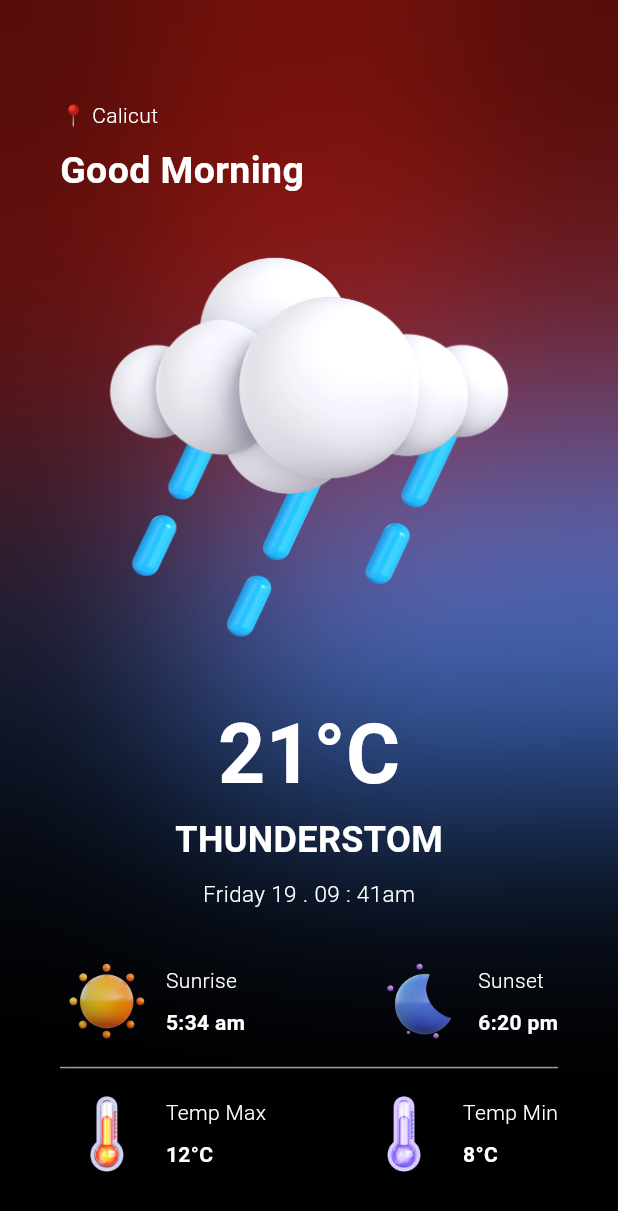
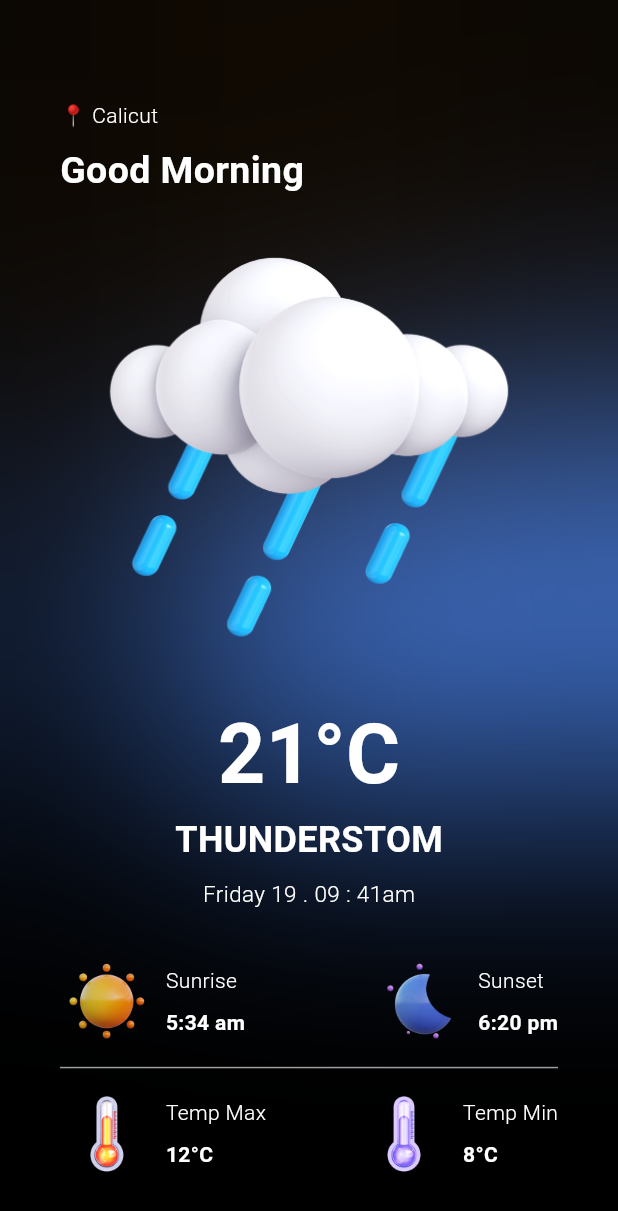
Before and after one commit to AbhijithNellikkat/Skystream, a Flutter app: the screen it shows after launch, on a phone screen of 412 x 824 dp. Shown: the top 1211 px of the screen. Run offline on Flutter 3.47's test engine with Material 3 defaults, Android fonts, the phone set to English and light mode, and no system bars; our stand-ins replace bloc, equatable.

Commit message:
bg clr changed

```diff
--- a/lib/screens/home_screen.dart
+++ b/lib/screens/home_screen.dart
@@ -40,7 +40,8 @@ class HomeScreen extends StatelessWidget {
                   height: 300,
                   width: 600,
                   decoration: const BoxDecoration(
-                      color: Color.fromARGB(255, 154, 23, 17)),
+                    color: Color.fromARGB(255, 21, 13, 4),
+                  ),
                 ),
               ),
               BackdropFilter(
```
